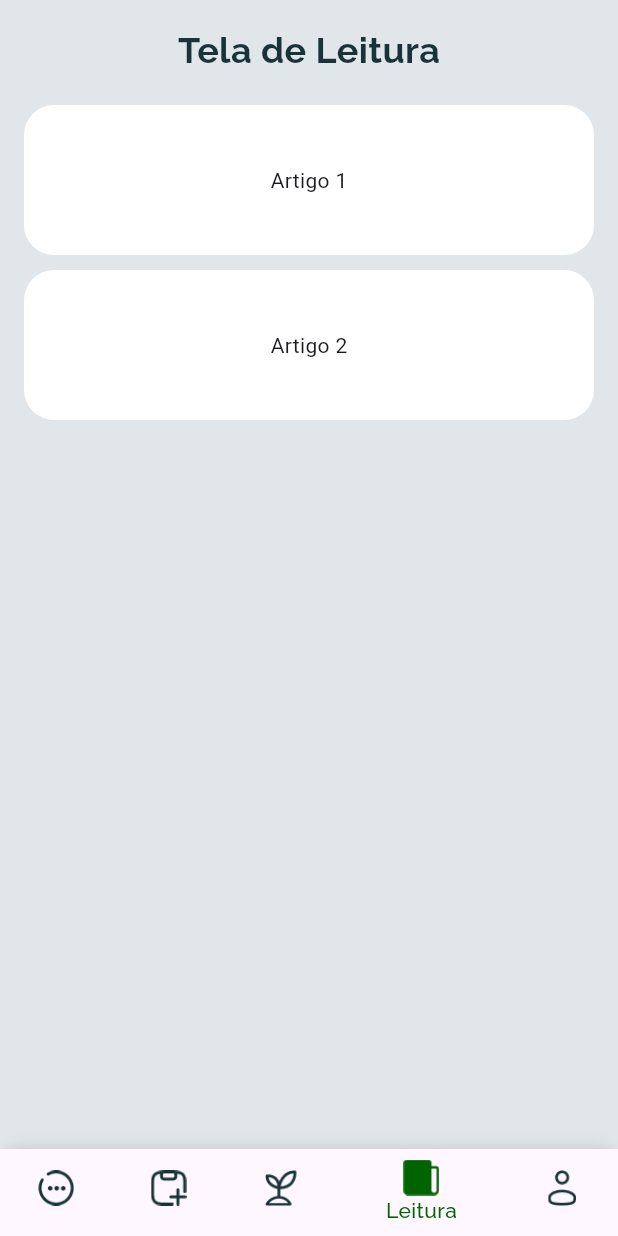
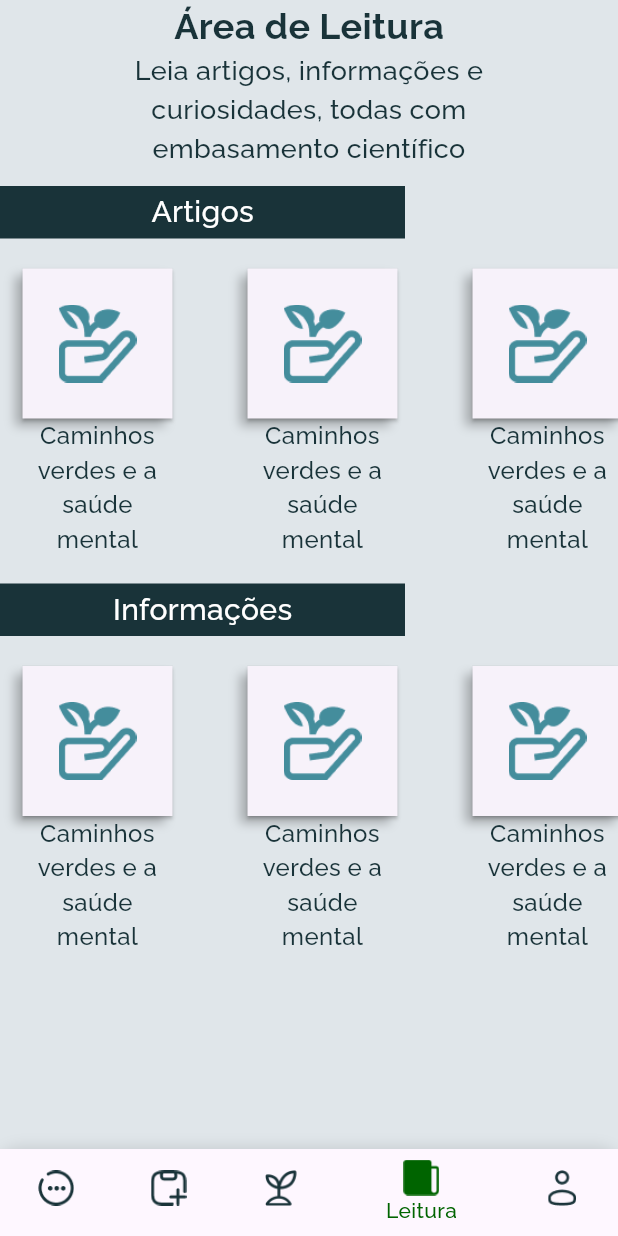
Before and after one commit to YBraga35/aplicativo-bem-estar, a Flutter app: the HomeScreen screen opened by its route, item 4 of the bottom bar chosen, on a phone screen of 412 x 824 dp. Run offline on Flutter 3.47's test engine with Material 3 defaults, Android fonts, the phone set to English and light mode, and no system bars; our stand-ins replace firebase_auth, firebase_core, flutter_masked_text2, logger; missing offline and left inert: flutter_carousel_slider; accounts and stored records are empty; generated files the repository leaves out were written again.

Commit message:
BC-Área de Leitura

```diff
--- a/lib/views/home/reading_area_screen.dart
+++ b/lib/views/home/reading_area_screen.dart
@@ -5,12 +5,14 @@ class ReadingAreaScreen extends StatelessWidget {
 
   @override
   Widget build(BuildContext context) {
-    return Padding(
-      padding: const EdgeInsets.all(16.0),
+    return SingleChildScrollView(
+      scrollDirection: Axis.vertical,
       child: Column(
+      crossAxisAlignment: CrossAxisAlignment.start,
       children: [
-          const Text(
-            'Tela de Leitura',
+        Center(
+          child: const Text(
+            'Área de Leitura',
             style: TextStyle(
               fontSize: 24,
               fontFamily: 'Raleway',
@@ -18,26 +20,141 @@ class ReadingAreaScreen extends StatelessWidget {
               color: Color(0xFF193339),
             ),
           ),
-          const SizedBox(height: 20),
+        ),
+        Center(
+          child: SizedBox(
+              height: 75,
+              width: 290,
+              child: const Text(
+                'Leia artigos, informações e curiosidades, todas com embasamento científico',
+                style: TextStyle(
+                  fontSize: 18,
+                  fontFamily: 'Raleway',
+                  color: Color(0xFF193339),
+                ),
+                textAlign: TextAlign.center,
+              )),
+        ),
+        const SizedBox(height: 15),
+        Container(
+          height: 35,
+          width: 270,
+          decoration: BoxDecoration(
+            color: Color(0xFF193339),
+          ),
+          child: const Center(
+            child: Text('Artigos',
+                style: TextStyle(
+                  color: Color(0xFFFFFFFF),
+                  fontSize: 20,
+                  fontFamily: 'Raleway',
+                )),
+          ),
+        ),
+        const SizedBox(height: 15),
+        SingleChildScrollView(
+            scrollDirection: Axis.horizontal,
+            child: Row(
+                children: List.generate(
+                    5,
+                    (index) => Column(children: [
                           Container(
                             height: 100,
-            decoration: BoxDecoration(
-              color: Colors.white,
-              borderRadius: BorderRadius.circular(20),
+                            width: 100,
+                            decoration: BoxDecoration(boxShadow: [
+                              BoxShadow(
+                                blurRadius: 5,
+                                blurStyle: BlurStyle.normal,
+                                color: Colors.black.withOpacity(0.25),
+                                offset: Offset(-5, 5),
+                              )
+                            ]),
+                            margin: EdgeInsets.only(
+                                left: 15.0, right: 35.0, top: 5.0),
+                            child: ElevatedButton(
+                              onPressed: () {},
+                              style: ElevatedButton.styleFrom(
+                                shape: RoundedRectangleBorder(),
                               ),
-            child: const Center(child: Text('Artigo 1')),
+                              child: Image.asset('assets/icons/read_area.png'),
                             ),
+                          ),
+                          Center(
+                            child: Container(
+                                width: 100,
+                                height: 100,
+                                margin: EdgeInsets.only(left: 15.0, right: 35.0),
+                                child: Text(
+                                  'Caminhos verdes e a saúde mental',
+                                  style: TextStyle(
+                                      fontFamily: 'Raleway',
+                                      fontSize: 16,
+                                      color: Color(0xFF193339)),
+                                  textAlign: TextAlign.center,
+                                )),
+                          )
+                        ])))),
         const SizedBox(height: 10),
         Container(
+          height: 35,
+          width: 270,
+          decoration: BoxDecoration(
+            color: Color(0xFF193339),
+          ),
+          child: const Center(
+            child: Text('Informações',
+                style: TextStyle(
+                  color: Color(0xFFFFFFFF),
+                  fontSize: 20,
+                  fontFamily: 'Raleway',
+                )),
+          ),
+        ),
+        const SizedBox(height: 15),
+        SingleChildScrollView(
+            scrollDirection: Axis.horizontal,
+            child: Row(
+                children: List.generate(
+                    5,
+                    (index) => Column(
+                      children: [
+                          Container(
                             height: 100,
-            decoration: BoxDecoration(
-              color: Colors.white,
-              borderRadius: BorderRadius.circular(20),
+                            width: 100,
+                            decoration: BoxDecoration(boxShadow: [
+                              BoxShadow(
+                                blurRadius: 5,
+                                blurStyle: BlurStyle.normal,
+                                color: Colors.black.withOpacity(0.25),
+                                offset: Offset(-5, 5),
+                              )
+                            ]),
+                            margin: EdgeInsets.only(
+                                left: 15.0, right: 35.0, top: 5.0),
+                            child: ElevatedButton(
+                              onPressed: () {},
+                              style: ElevatedButton.styleFrom(
+                                shape: RoundedRectangleBorder(),
                               ),
-            child: const Center(child: Text('Artigo 2')),
+                              child: Image.asset('assets/icons/read_area.png'),
                             ),
+                          ),
+                          Center(
+                            child: Container(
+                                width: 100,
+                                height: 100,
+                                margin: EdgeInsets.only(left: 15.0, right: 35.0),
+                                child: Text(
+                                  'Caminhos verdes e a saúde mental',
+                                  style: TextStyle(
+                                      fontFamily: 'Raleway',
+                                      fontSize: 16,
+                                      color: Color(0xFF193339)),
+                                  textAlign: TextAlign.center,
+                                )),
+                          )
+                        ])))),
       ],
-      ),
-    );
+    ));
   }
 }
--- a/lib/views/start/authenticate.dart
+++ b/lib/views/start/authenticate.dart
@@ -1,5 +1,5 @@
 import 'package:zenjourney/controllers/autenticacao_controle.dart';
-import 'package:zenjourney/views/trail_preference.dart';
+import 'package:zenjourney/views/starting_trails/trail_preference.dart';
 import 'package:flutter/material.dart';
 import '/routes/routes.dart';
 
--- a/pubspec.yaml
+++ b/pubspec.yaml
@@ -87,6 +87,7 @@ flutter:
     - assets/icons/habits.png
     - assets/icons/reading.png
     - assets/icons/profile.png
+    - assets/icons/read_area.png
 
   # An image asset can refer to one or more resolution-specific "variants", see
   # https://flutter.dev/to/resolution-aware-images
```
Also changed, not shown: assets/icons/read_area.png (added), 3 other files. Lines whose indentation alone changed are shown as unchanged.
